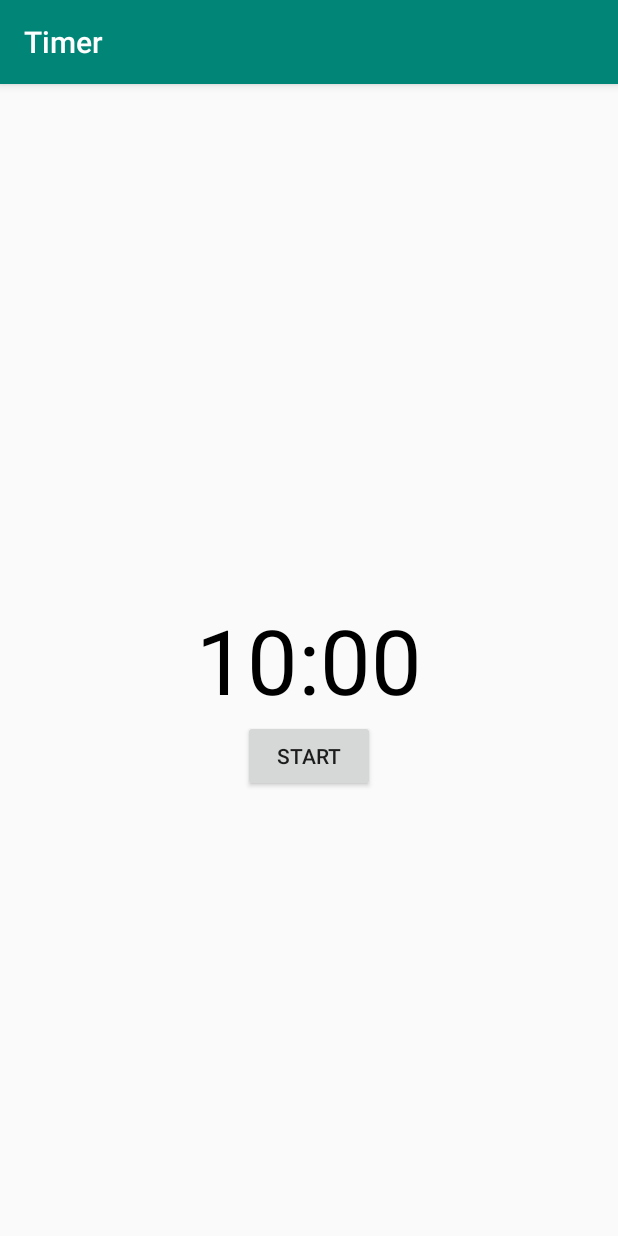
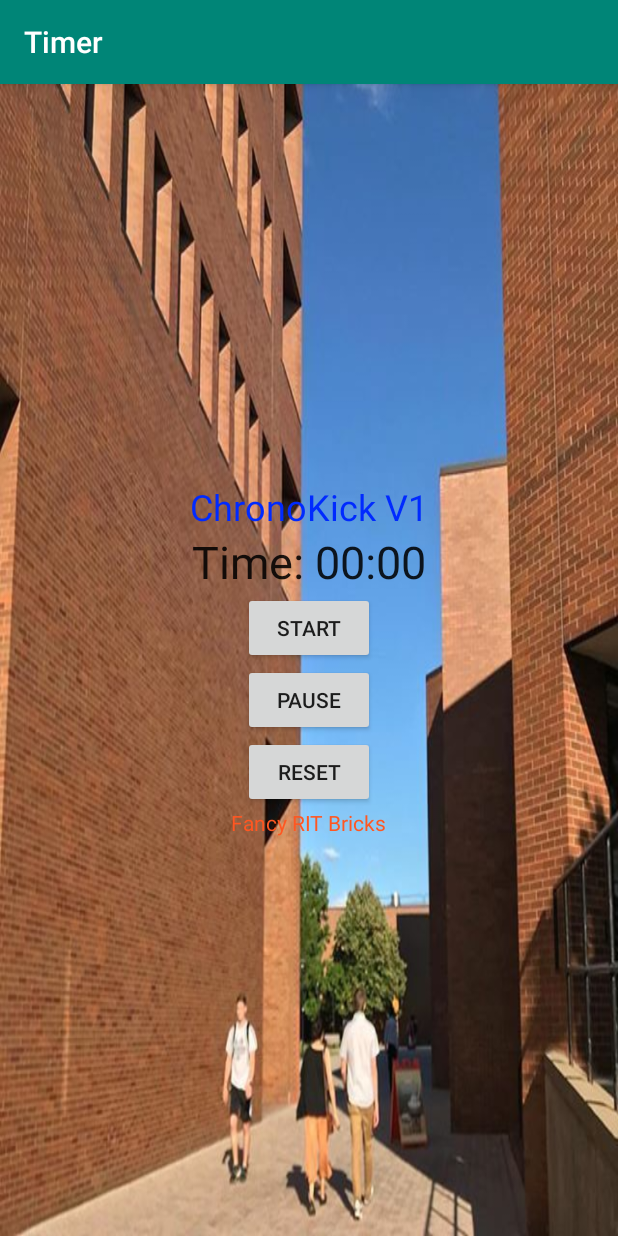
Before and after one commit to mr2527/Timer, an Android app: the screen it shows after launch (MainActivity), after a tap on "RESET", on a phone screen of 412 x 824 dp. Run offline under Robolectric (Android 15) with nearby library versions, the phone set to English and light mode, and no system bars; 2 other taps on this screen came first.

Commit message:
Added image for background, added a working chronometer (timer) removed the garbage old countdown timer
This new method will allow us to create a proper countdown timer when we need it.

Images/buttons/views are handled in the XML file

```diff
--- a/app/src/main/java/com/example/timer/MainActivity.java
+++ b/app/src/main/java/com/example/timer/MainActivity.java
@@ -1,95 +1,95 @@
 package com.example.timer;
 
 import android.os.Bundle;
-import android.os.CountDownTimer;
+import android.os.SystemClock;
 import android.view.View;
-import android.widget.Button;
-import android.widget.TextView;
+import android.widget.Chronometer;
+import android.widget.Toast;
+
 import androidx.appcompat.app.AppCompatActivity;
-import java.util.Locale;
 
 public class MainActivity extends AppCompatActivity {
-    private static final long START_TIME_IN_MILLIS = 600000;
-    private TextView mTextViewCountDown;
-    private Button mButtonStartPause;
-    private Button mButtonReset;
-    private CountDownTimer mCountDownTimer;
-    private boolean mTimerRunning;
-    private long mTimeLeftInMillis = START_TIME_IN_MILLIS;
+    private Chronometer chronometer;
+    private boolean running;
+    private long pause;
 
+    /**
+     * auto-generated method that creates what the user sees/creates the application
+     * @param savedInstanceState
+     * @author (edited by) Miguel Rosario
+     */
     @Override
     protected void onCreate(Bundle savedInstanceState) {
         super.onCreate(savedInstanceState);
         setContentView(R.layout.activity_main);
 
-        mTextViewCountDown = findViewById(R.id.text_view_countdown);
+        chronometer = findViewById(R.id.chronometer);
+        chronometer.setFormat("Time: %s");
+        chronometer.setBase(SystemClock.elapsedRealtime());
 
-        mButtonStartPause = findViewById(R.id.button_start_pause);
-        mButtonReset = findViewById(R.id.button_reset);
+        chronometer.setOnChronometerTickListener(new Chronometer.OnChronometerTickListener() {
+            @Override
+            public void onChronometerTick(Chronometer chronometer) {
+                // Creates a special Message when the timer hits 10 seconds (Subject to change)
+                if((SystemClock.elapsedRealtime()-chronometer.getBase())>=10000){
+                    Toast.makeText(MainActivity.this,
+                            "SE > CS",
+                            Toast.LENGTH_SHORT)
+                            .show();
 
-        mButtonStartPause.setOnClickListener(new View.OnClickListener() {
-            @Override
-            public void onClick(View v) {
-                if (mTimerRunning) {
-                    pauseTimer();
-                } else {
-                    startTimer();
                 }
             }
         });
-
-        mButtonReset.setOnClickListener(new View.OnClickListener() {
-            @Override
-            public void onClick(View v) {
-                resetTimer();
-            }
-        });
-
-        updateCountDownText();
     }
 
-    private void startTimer() {
-        mCountDownTimer = new CountDownTimer(mTimeLeftInMillis, 1000) {
-            @Override
-            public void onTick(long millisUntilFinished) {
-                mTimeLeftInMillis = millisUntilFinished;
-                updateCountDownText();
-            }
+    /**
+     * Starts the timer from 00 (or from the time when paused)
+     * and counts until the user stops it.
+     * @param v - The view
+     * @author Miguel Rosario
+     */
+    public void startChronometer(View v){
+        //if not running
+        if(!running){
 
-            @Override
-            public void onFinish() {
-                mTimerRunning = false;
-                mButtonStartPause.setText("Start");
-                mButtonStartPause.setVisibility(View.INVISIBLE);
-                mButtonReset.setVisibility(View.VISIBLE);
-            }
-        }.start();
-
-        mTimerRunning = true;
-        mButtonStartPause.setText("pause");
-        mButtonReset.setVisibility(View.INVISIBLE);
+            //Grab the SystemClock Timer and start at 0
+            //But if the timer was started and then paused
+            //Subtract the elapsed time between pause and start to
+            //get the correct timing.
+            chronometer.setBase(SystemClock.elapsedRealtime() - pause);
+            chronometer.start();
+            running = true;
+        }
     }
 
-    private void pauseTimer() {
-        mCountDownTimer.cancel();
-        mTimerRunning = false;
-        mButtonStartPause.setText("Start");
-        mButtonReset.setVisibility(View.VISIBLE);
+    /**
+     * Pauses the chronometer and keeps track of the elapsed system time
+     * so it may subtract it once the timer is resumed.
+     * @param v - The view
+     * @author Miguel Rosario
+     */
+    public void pauseChronometer(View v){
+        //if running
+        if(running){
+
+            //pause the counter
+            chronometer.stop();
+            pause = SystemClock.elapsedRealtime() - chronometer.getBase();
+
+            //timer is no longer running
+            running = false;
+        }
     }
 
-    private void resetTimer() {
-        mTimeLeftInMillis = START_TIME_IN_MILLIS;
-        updateCountDownText();
-        mButtonReset.setVisibility(View.INVISIBLE);
-        mButtonStartPause.setVisibility(View.VISIBLE);
+    /**
+     * Resets the timer to 00:00
+     * @param v - the view
+     * @author Miguel Rosario
+     */
+    public void resetChronometer(View v){
+        //Set the timer back to 00:00
+        chronometer.setBase(SystemClock.elapsedRealtime());
+        pause = 0;
     }
 
-    private void updateCountDownText() {
-        int minutes = (int) (mTimeLeftInMillis / 1000) / 60;
-        int seconds = (int) (mTimeLeftInMillis / 1000) % 60;
-
-        String timeLeftFormatted = String.format(Locale.getDefault(), "%02d:%02d", minutes, seconds);
-
-        mTextViewCountDown.setText(timeLeftFormatted);
-    }
 }
--- a/app/src/main/res/layout/activity_main.xml
+++ b/app/src/main/res/layout/activity_main.xml
@@ -1,38 +1,53 @@
 <?xml version="1.0" encoding="utf-8"?>
-<RelativeLayout xmlns:android="http://schemas.android.com/apk/res/android"
+<LinearLayout xmlns:android="http://schemas.android.com/apk/res/android"
     xmlns:app="http://schemas.android.com/apk/res-auto"
     xmlns:tools="http://schemas.android.com/tools"
     android:layout_width="match_parent"
     android:layout_height="match_parent"
-    tools:context="com.codinginflow.countdowntimerexample.MainActivity">
+    android:gravity="center"
+    android:orientation="vertical"
+    android:background="@drawable/bricks"
+    tools:context="MainActivity">
 
     <TextView
-        android:id="@+id/text_view_countdown"
+        android:id="@+id/textView2"
         android:layout_width="wrap_content"
         android:layout_height="wrap_content"
-        android:layout_centerHorizontal="true"
-        android:layout_centerVertical="true"
-        android:text="00:00"
-        android:textColor="@android:color/black"
-        android:textSize="60sp" />
+        android:text="@string/chronokick_v1"
+        android:textColor="#002AFF"
+        android:textColorHighlight="#F81D1D"
+        android:textColorHint="#AF1515"
+        android:textSize="24sp" />
+
+    <Chronometer
+        android:id="@+id/chronometer"
+        android:layout_width="wrap_content"
+        android:layout_height="wrap_content"
+        android:textSize="30sp" />
 
     <Button
-        android:id="@+id/button_start_pause"
         android:layout_width="wrap_content"
         android:layout_height="wrap_content"
-        android:layout_below="@+id/text_view_countdown"
-        android:layout_centerHorizontal="true"
-        android:text="start" />
+        android:onClick="startChronometer"
+        android:text="@string/start" />
 
     <Button
-        android:id="@+id/button_reset"
         android:layout_width="wrap_content"
         android:layout_height="wrap_content"
-        android:layout_below="@+id/text_view_countdown"
-        android:layout_marginStart="11dp"
-        android:layout_toEndOf="@+id/button_start_pause"
-        android:text="reset"
-        android:visibility="invisible"
-        tools:visibility="visible" />
+        android:onClick="pauseChronometer"
+        android:text="@string/pause" />
 
-</RelativeLayout>
+    <Button
+        android:layout_width="wrap_content"
+        android:layout_height="wrap_content"
+        android:onClick="resetChronometer"
+        android:text="@string/reset" />
+
+    <TextView
+        android:id="@+id/textView"
+        android:layout_width="wrap_content"
+        android:layout_height="wrap_content"
+        android:text="@string/fancy_rit_bricks"
+        android:textColor="#FF5722" />
+
+</LinearLayout>
--- a/app/src/main/res/values/strings.xml
+++ b/app/src/main/res/values/strings.xml
@@ -3,4 +3,9 @@
     <string name="title_home">Home</string>
     <string name="title_dashboard">Dashboard</string>
     <string name="title_notifications">Notifications</string>
+    <string name="start">Start</string>
+    <string name="pause">Pause</string>
+    <string name="reset">Reset</string>
+    <string name="fancy_rit_bricks">Fancy RIT Bricks</string>
+    <string name="chronokick_v1">ChronoKick V1</string>
 </resources>
```
Also changed, not shown: app/src/main/res/drawable-v24/bricks.jpg (added).
